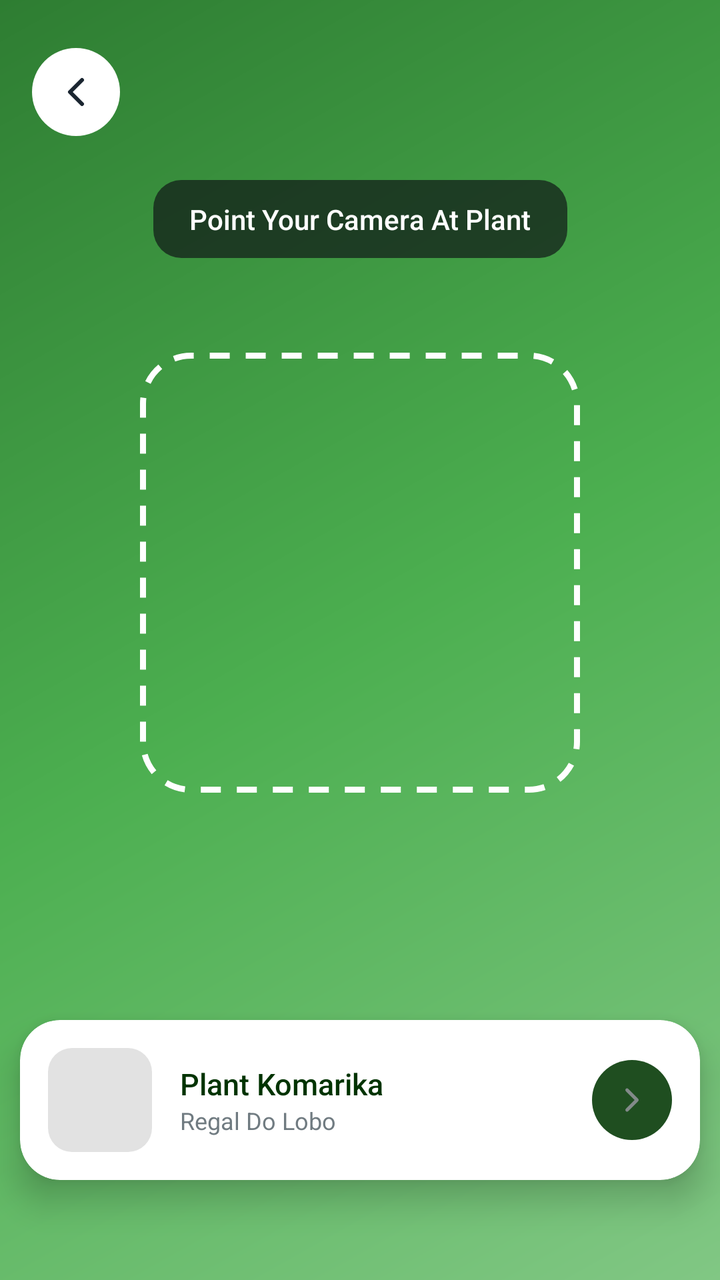
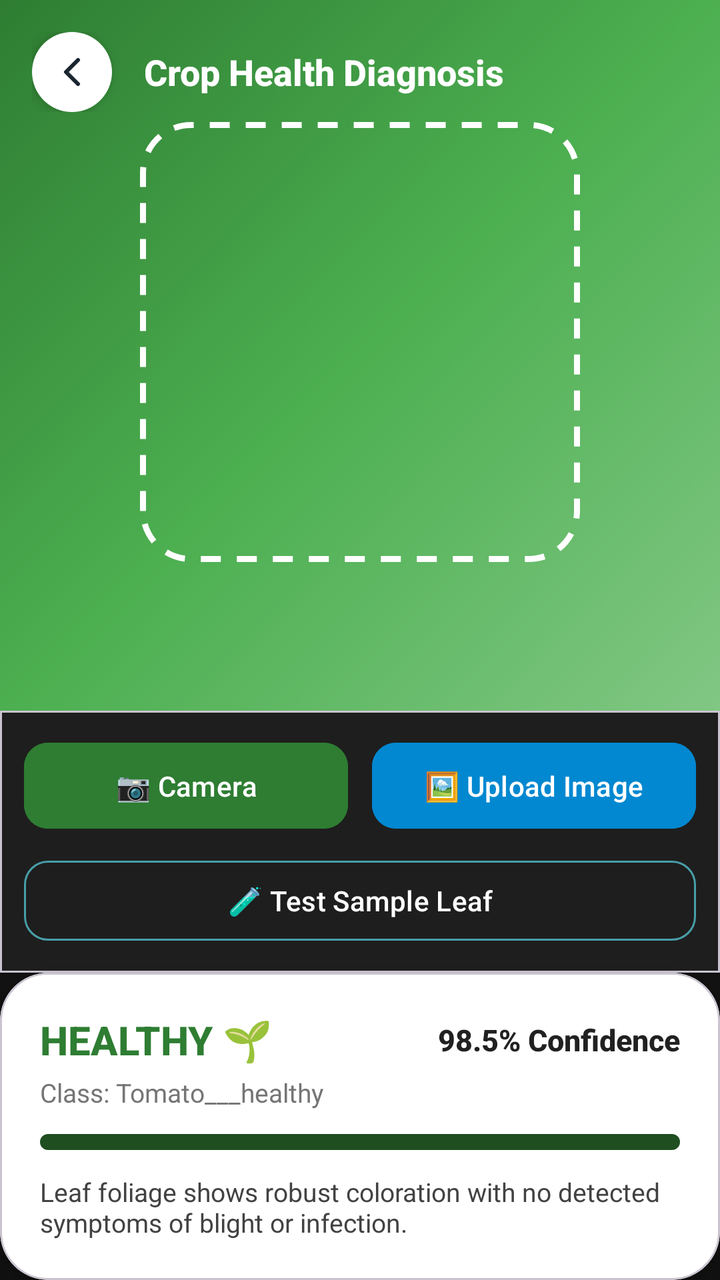

Two renders of the same Android screen: before a commit and after it. Below are the layout's source before the change and the commit's diff.
<!-- AndroidManifest.xml: application theme Theme.Undersoil -->
<!-- res/layout/activity_camera_detector.xml -->
<?xml version="1.0" encoding="utf-8"?>
<androidx.constraintlayout.widget.ConstraintLayout xmlns:android="http://schemas.android.com/apk/res/android"
    xmlns:app="http://schemas.android.com/apk/res-auto"
    android:layout_width="match_parent"
    android:layout_height="match_parent"
    android:background="@color/black">

    <View
        android:id="@+id/cameraFeed"
        android:layout_width="0dp"
        android:layout_height="0dp"
        android:background="@drawable/bg_photo_placeholder"
        app:layout_constraintStart_toStartOf="parent"
        app:layout_constraintEnd_toEndOf="parent"
        app:layout_constraintTop_toTopOf="parent"
        app:layout_constraintBottom_toBottomOf="parent" />

    <ImageButton
        android:id="@+id/backButton"
        android:layout_width="44dp"
        android:layout_height="44dp"
        android:layout_marginStart="16dp"
        android:layout_marginTop="24dp"
        android:background="@drawable/bg_circle_white"
        android:padding="12dp"
        android:src="@drawable/ic_back_arrow"
        android:contentDescription="Back"
        app:layout_constraintStart_toStartOf="parent"
        app:layout_constraintTop_toTopOf="parent" />

    <TextView
        android:id="@+id/instructionTooltip"
        android:layout_width="wrap_content"
        android:layout_height="wrap_content"
        android:layout_marginTop="90dp"
        android:background="@drawable/bg_tooltip_dark"
        android:fontFamily="sans-serif-medium"
        android:paddingHorizontal="18dp"
        android:paddingVertical="10dp"
        android:text="Point Your Camera At Plant"
        android:textColor="@color/white"
        android:textSize="14sp"
        app:layout_constraintStart_toStartOf="parent"
        app:layout_constraintEnd_toEndOf="parent"
        app:layout_constraintTop_toTopOf="parent" />

    <View
        android:id="@+id/scanFrame"
        android:layout_width="220dp"
        android:layout_height="220dp"
        android:background="@drawable/bg_scan_frame"
        app:layout_constraintStart_toStartOf="parent"
        app:layout_constraintEnd_toEndOf="parent"
        app:layout_constraintTop_toTopOf="parent"
        app:layout_constraintBottom_toBottomOf="parent"
        app:layout_constraintVertical_bias="0.42" />

    <androidx.cardview.widget.CardView
        android:id="@+id/resultCard"
        android:layout_width="340dp"
        android:layout_height="wrap_content"
        android:layout_marginBottom="50dp"
        app:cardBackgroundColor="@color/white"
        app:cardCornerRadius="20dp"
        app:cardElevation="10dp"
        app:layout_constraintStart_toStartOf="parent"
        app:layout_constraintEnd_toEndOf="parent"
        app:layout_constraintBottom_toBottomOf="parent">

        <LinearLayout
            android:layout_width="match_parent"
            android:layout_height="wrap_content"
            android:gravity="center_vertical"
            android:orientation="horizontal"
            android:padding="14dp">

            <View
                android:layout_width="52dp"
                android:layout_height="52dp"
                android:background="@drawable/bg_thumbnail_grey" />

            <LinearLayout
                android:layout_width="0dp"
                android:layout_height="wrap_content"
                android:layout_marginStart="14dp"
                android:layout_weight="1"
                android:orientation="vertical">

                <TextView
                    android:layout_width="wrap_content"
                    android:layout_height="wrap_content"
                    android:fontFamily="sans-serif-medium"
                    android:text="Plant Komarika"
                    android:textColor="@color/text_main_dark"
                    android:textSize="15sp" />

                <TextView
                    android:layout_width="wrap_content"
                    android:layout_height="wrap_content"
                    android:fontFamily="sans-serif"
                    android:text="Regal Do Lobo"
                    android:textColor="@color/text_sub"
                    android:textSize="12sp" />
            </LinearLayout>

            <ImageButton
                android:layout_width="40dp"
                android:layout_height="40dp"
                android:background="@drawable/bg_circle_green"
                android:padding="10dp"
                android:src="@drawable/ic_chevron_right"
                android:contentDescription="View details" />
        </LinearLayout>
    </androidx.cardview.widget.CardView>

</androidx.constraintlayout.widget.ConstraintLayout>
<!-- resources referenced by this layout -->
<resources>
  <color name="black">#FF000000</color>
  <color name="text_main_dark">#003300</color>
  <color name="text_sub">#707B81</color>
  <color name="white">#FFFFFFFF</color>
  <!-- drawable bg_circle_green (drawable) -->
  <?xml version="1.0" encoding="utf-8"?>
  <shape xmlns:android="http://schemas.android.com/apk/res/android"
      android:shape="oval">
      <solid android:color="@color/main_green" />
  </shape>
  <!-- drawable bg_circle_white (drawable) -->
  <?xml version="1.0" encoding="utf-8"?>
  <shape xmlns:android="http://schemas.android.com/apk/res/android"
      android:shape="oval">
      <solid android:color="@color/white" />
  </shape>
  <!-- drawable bg_photo_placeholder (drawable) -->
  <?xml version="1.0" encoding="utf-8"?>
  <shape xmlns:android="http://schemas.android.com/apk/res/android"
      android:shape="rectangle">
      <gradient
          android:angle="315"
          android:startColor="#2E7D32"
          android:centerColor="#4CAF50"
          android:endColor="#81C784" />
  </shape>
  <!-- drawable bg_scan_frame (drawable) -->
  <?xml version="1.0" encoding="utf-8"?>
  <shape xmlns:android="http://schemas.android.com/apk/res/android"
      android:shape="rectangle">
      <stroke
          android:width="3dp"
          android:color="@color/white"
          android:dashWidth="10dp"
          android:dashGap="8dp" />
      <corners android:radius="24dp" />
      <solid android:color="@android:color/transparent" />
  </shape>
  <!-- drawable bg_thumbnail_grey (drawable) -->
  <?xml version="1.0" encoding="utf-8"?>
  <shape xmlns:android="http://schemas.android.com/apk/res/android"
      android:shape="rectangle">
      <solid android:color="#E2E2E2" />
      <corners android:radius="12dp" />
  </shape>
  <!-- drawable bg_tooltip_dark (drawable) -->
  <?xml version="1.0" encoding="utf-8"?>
  <shape xmlns:android="http://schemas.android.com/apk/res/android"
      android:shape="rectangle">
      <solid android:color="#B3101817" />
      <corners android:radius="14dp" />
  </shape>
  <!-- drawable ic_back_arrow (drawable) -->
  <?xml version="1.0" encoding="utf-8"?>
  <vector xmlns:android="http://schemas.android.com/apk/res/android"
      android:width="24dp"
      android:height="24dp"
      android:viewportWidth="24"
      android:viewportHeight="24">
      <path
          android:fillColor="@android:color/transparent"
          android:strokeColor="#1A2530"
          android:strokeWidth="2"
          android:strokeLineCap="round"
          android:strokeLineJoin="round"
          android:pathData="M15,18 L9,12 L15,6" />
  </vector>
  <!-- drawable ic_chevron_right (drawable) -->
  <?xml version="1.0" encoding="utf-8"?>
  <vector xmlns:android="http://schemas.android.com/apk/res/android"
      android:width="20dp"
      android:height="20dp"
      android:viewportWidth="24"
      android:viewportHeight="24">
      <path
          android:fillColor="@android:color/transparent"
          android:strokeColor="#828A89"
          android:strokeWidth="2"
          android:strokeLineCap="round"
          android:strokeLineJoin="round"
          android:pathData="M9,6 L15,12 L9,18" />
  </vector>
  <style name="Theme.Undersoil" parent="Base.Theme.Undersoil" />
  <color name="main_green">#1F4E20</color>
  <style name="Base.Theme.Undersoil" parent="Theme.Material3.DayNight.NoActionBar">
          
      </style>
</resources>

<!-- the commit's change to res/layout/activity_camera_detector.xml (unified diff, before → after) -->
@@ -1,116 +1,210 @@
 <?xml version="1.0" encoding="utf-8"?>
 <androidx.constraintlayout.widget.ConstraintLayout xmlns:android="http://schemas.android.com/apk/res/android"
     xmlns:app="http://schemas.android.com/apk/res-auto"
+    xmlns:tools="http://schemas.android.com/tools"
     android:layout_width="match_parent"
     android:layout_height="match_parent"
-    android:background="@color/black">
-
-    <View
-        android:id="@+id/cameraFeed"
+    android:background="#121212">
+
+    
+    <ImageView
+        android:id="@+id/ivCapturedImage"
         android:layout_width="0dp"
         android:layout_height="0dp"
-        android:background="@drawable/bg_photo_placeholder"
-        app:layout_constraintStart_toStartOf="parent"
+        android:scaleType="centerCrop"
+        android:src="@drawable/bg_photo_placeholder"
+        app:layout_constraintBottom_toTopOf="@id/cardControls"
         app:layout_constraintEnd_toEndOf="parent"
-        app:layout_constraintTop_toTopOf="parent"
-        app:layout_constraintBottom_toBottomOf="parent" />
-
-    <ImageButton
-        android:id="@+id/backButton"
-        android:layout_width="44dp"
-        android:layout_height="44dp"
-        android:layout_marginStart="16dp"
-        android:layout_marginTop="24dp"
-        android:background="@drawable/bg_circle_white"
-        android:padding="12dp"
-        android:src="@drawable/ic_back_arrow"
-        android:contentDescription="Back"
         app:layout_constraintStart_toStartOf="parent"
         app:layout_constraintTop_toTopOf="parent" />
 
-    <TextView
-        android:id="@+id/instructionTooltip"
-        android:layout_width="wrap_content"
+    
+    <LinearLayout
+        android:layout_width="match_parent"
         android:layout_height="wrap_content"
-        android:layout_marginTop="90dp"
-        android:background="@drawable/bg_tooltip_dark"
-        android:fontFamily="sans-serif-medium"
-        android:paddingHorizontal="18dp"
-        android:paddingVertical="10dp"
-        android:text="Point Your Camera At Plant"
-        android:textColor="@color/white"
-        android:textSize="14sp"
-        app:layout_constraintStart_toStartOf="parent"
-        app:layout_constraintEnd_toEndOf="parent"
-        app:layout_constraintTop_toTopOf="parent" />
-
+        android:gravity="center_vertical"
+        android:orientation="horizontal"
+        android:padding="16dp"
+        app:layout_constraintTop_toTopOf="parent">
+
+        <ImageButton
+            android:id="@+id/backButton"
+            android:layout_width="40dp"
+            android:layout_height="40dp"
+            android:background="@drawable/bg_circle_white"
+            android:contentDescription="Back"
+            android:elevation="4dp"
+            android:padding="10dp"
+            android:src="@drawable/ic_back_arrow" />
+
+        <TextView
+            android:layout_width="0dp"
+            android:layout_height="wrap_content"
+            android:layout_marginStart="16dp"
+            android:layout_weight="1"
+            android:fontFamily="sans-serif-medium"
+            android:text="Crop Health Diagnosis"
+            android:textColor="@color/white"
+            android:textSize="18sp"
+            android:textStyle="bold" />
+
+    </LinearLayout>
+
+    
     <View
         android:id="@+id/scanFrame"
         android:layout_width="220dp"
         android:layout_height="220dp"
         android:background="@drawable/bg_scan_frame"
+        app:layout_constraintBottom_toTopOf="@id/cardControls"
+        app:layout_constraintEnd_toEndOf="parent"
         app:layout_constraintStart_toStartOf="parent"
-        app:layout_constraintEnd_toEndOf="parent"
         app:layout_constraintTop_toTopOf="parent"
-        app:layout_constraintBottom_toBottomOf="parent"
-        app:layout_constraintVertical_bias="0.42" />
-
-    <androidx.cardview.widget.CardView
-        android:id="@+id/resultCard"
-        android:layout_width="340dp"
+        app:layout_constraintVertical_bias="0.45" />
+
+    
+    <com.google.android.material.card.MaterialCardView
+        android:id="@+id/cardControls"
+        android:layout_width="match_parent"
         android:layout_height="wrap_content"
-        android:layout_marginBottom="50dp"
-        app:cardBackgroundColor="@color/white"
-        app:cardCornerRadius="20dp"
-        app:cardElevation="10dp"
-        app:layout_constraintStart_toStartOf="parent"
-        app:layout_constraintEnd_toEndOf="parent"
-        app:layout_constraintBottom_toBottomOf="parent">
+        app:cardBackgroundColor="#1E1E1E"
+        app:cardCornerRadius="0dp"
+        app:cardElevation="0dp"
+        app:layout_constraintBottom_toTopOf="@id/cardDiagnosisResult">
 
         <LinearLayout
             android:layout_width="match_parent"
             android:layout_height="wrap_content"
-            android:gravity="center_vertical"
-            android:orientation="horizontal"
-            android:padding="14dp">
-
-            <View
-                android:layout_width="52dp"
-                android:layout_height="52dp"
-                android:background="@drawable/bg_thumbnail_grey" />
+            android:gravity="center"
+            android:orientation="vertical"
+            android:padding="12dp">
 
             <LinearLayout
-                android:layout_width="0dp"
-                android:layout_height="wrap_content"
-                android:layout_marginStart="14dp"
-                android:layout_weight="1"
-                android:orientation="vertical">
+                android:layout_width="match_parent"
+                android:layout_height="wrap_content"
+                android:orientation="horizontal">
+
+                <com.google.android.material.button.MaterialButton
+                    android:id="@+id/btnTakePhoto"
+                    android:layout_width="0dp"
+                    android:layout_height="wrap_content"
+                    android:layout_marginEnd="6dp"
+                    android:layout_weight="1"
+                    android:backgroundTint="#2E7D32"
+                    android:fontFamily="sans-serif-medium"
+                    android:paddingVertical="12dp"
+                    android:text="📷 Camera"
+                    android:textColor="@color/white"
+                    app:cornerRadius="12dp" />
+
+                <com.google.android.material.button.MaterialButton
+                    android:id="@+id/btnPickGallery"
+                    android:layout_width="0dp"
+                    android:layout_height="wrap_content"
+                    android:layout_marginStart="6dp"
+                    android:layout_weight="1"
+                    android:backgroundTint="#0288D1"
+                    android:fontFamily="sans-serif-medium"
+                    android:paddingVertical="12dp"
+                    android:text="🖼️ Upload Image"
+                    android:textColor="@color/white"
+                    app:cornerRadius="12dp" />
+
+            </LinearLayout>
+
+            <com.google.android.material.button.MaterialButton
+                android:id="@+id/btnTestSample"
+                style="@style/Widget.Material3.Button.OutlinedButton"
+                android:layout_width="match_parent"
+                android:layout_height="wrap_content"
+                android:layout_marginTop="8dp"
+                android:fontFamily="sans-serif-medium"
+                android:paddingVertical="10dp"
+                android:text="🧪 Test Sample Leaf"
+                android:textColor="@color/white"
+                app:cornerRadius="12dp"
+                app:strokeColor="#489FA9" />
+
+        </LinearLayout>
+    </com.google.android.material.card.MaterialCardView>
+
+    
+    <com.google.android.material.card.MaterialCardView
+        android:id="@+id/cardDiagnosisResult"
+        android:layout_width="match_parent"
+        android:layout_height="wrap_content"
+        app:cardBackgroundColor="@color/white"
+        app:cardCornerRadius="24dp"
+        app:cardElevation="12dp"
+        app:layout_constraintBottom_toBottomOf="parent">
+
+        <LinearLayout
+            android:layout_width="match_parent"
+            android:layout_height="wrap_content"
+            android:orientation="vertical"
+            android:padding="20dp">
+
+            <LinearLayout
+                android:layout_width="match_parent"
+                android:layout_height="wrap_content"
+                android:gravity="center_vertical"
+                android:orientation="horizontal">
 
                 <TextView
+                    android:id="@+id/tvDiagnosisStatus"
+                    android:layout_width="0dp"
+                    android:layout_height="wrap_content"
+                    android:layout_weight="1"
+                    android:fontFamily="sans-serif-medium"
+                    android:text="HEALTHY 🌱"
+                    android:textColor="#2E7D32"
+                    android:textSize="20sp"
+                    android:textStyle="bold" />
+
+                <TextView
+                    android:id="@+id/tvConfidenceText"
                     android:layout_width="wrap_content"
                     android:layout_height="wrap_content"
                     android:fontFamily="sans-serif-medium"
-                    android:text="Plant Komarika"
-                    android:textColor="@color/text_main_dark"
-                    android:textSize="15sp" />
-
-                <TextView
-                    android:layout_width="wrap_content"
-                    android:layout_height="wrap_content"
-                    android:fontFamily="sans-serif"
-                    android:text="Regal Do Lobo"
-                    android:textColor="@color/text_sub"
-                    android:textSize="12sp" />
+                    android:text="98.5% Confidence"
+                    android:textColor="#212121"
+                    android:textSize="15sp"
+                    android:textStyle="bold" />
+
             </LinearLayout>
 
-            <ImageButton
-                android:layout_width="40dp"
-                android:layout_height="40dp"
-                android:background="@drawable/bg_circle_green"
-                android:padding="10dp"
-                android:src="@drawable/ic_chevron_right"
-                android:contentDescription="View details" />
+            <TextView
+                android:id="@+id/tvClassLabel"
+                android:layout_width="wrap_content"
+                android:layout_height="wrap_content"
+                android:layout_marginTop="4dp"
+                android:fontFamily="sans-serif"
+                android:text="Class: Tomato___healthy"
+                android:textColor="#757575"
+                android:textSize="13sp" />
+
+            
+            <ProgressBar
+                android:id="@+id/pbConfidence"
+                style="@style/Widget.AppCompat.ProgressBar.Horizontal"
+                android:layout_width="match_parent"
+                android:layout_height="8dp"
+                android:layout_marginTop="12dp"
+                android:max="100"
+                android:progress="98"
+                android:progressDrawable="@drawable/bg_pill_green" />
+
+            <TextView
+                android:id="@+id/tvRecommendation"
+                android:layout_width="match_parent"
+                android:layout_height="wrap_content"
+                android:layout_marginTop="12dp"
+                android:fontFamily="sans-serif"
+                android:text="Leaf foliage shows robust coloration with no detected symptoms of blight or infection."
+                android:textColor="#424242"
+                android:textSize="13sp" />
+
         </LinearLayout>
-    </androidx.cardview.widget.CardView>
+    </com.google.android.material.card.MaterialCardView>
 
 </androidx.constraintlayout.widget.ConstraintLayout>
<!-- resource entries referenced after the edit -->
@@ -1,15 +1,6 @@
 <!-- resources referenced by this layout -->
 <resources>
-  <color name="black">#FF000000</color>
-  <color name="text_main_dark">#003300</color>
-  <color name="text_sub">#707B81</color>
   <color name="white">#FFFFFFFF</color>
-  <!-- drawable bg_circle_green (drawable) -->
-  <?xml version="1.0" encoding="utf-8"?>
-  <shape xmlns:android="http://schemas.android.com/apk/res/android"
-      android:shape="oval">
-      <solid android:color="@color/main_green" />
-  </shape>
   <!-- drawable bg_circle_white (drawable) -->
   <?xml version="1.0" encoding="utf-8"?>
   <shape xmlns:android="http://schemas.android.com/apk/res/android"
@@ -26,6 +17,13 @@
           android:centerColor="#4CAF50"
           android:endColor="#81C784" />
   </shape>
+  <!-- drawable bg_pill_green (drawable) -->
+  <?xml version="1.0" encoding="utf-8"?>
+  <shape xmlns:android="http://schemas.android.com/apk/res/android"
+      android:shape="rectangle">
+      <solid android:color="@color/main_green" />
+      <corners android:radius="50dp" />
+  </shape>
   <!-- drawable bg_scan_frame (drawable) -->
   <?xml version="1.0" encoding="utf-8"?>
   <shape xmlns:android="http://schemas.android.com/apk/res/android"
@@ -37,20 +35,6 @@
           android:dashGap="8dp" />
       <corners android:radius="24dp" />
       <solid android:color="@android:color/transparent" />
-  </shape>
-  <!-- drawable bg_thumbnail_grey (drawable) -->
-  <?xml version="1.0" encoding="utf-8"?>
-  <shape xmlns:android="http://schemas.android.com/apk/res/android"
-      android:shape="rectangle">
-      <solid android:color="#E2E2E2" />
-      <corners android:radius="12dp" />
-  </shape>
-  <!-- drawable bg_tooltip_dark (drawable) -->
-  <?xml version="1.0" encoding="utf-8"?>
-  <shape xmlns:android="http://schemas.android.com/apk/res/android"
-      android:shape="rectangle">
-      <solid android:color="#B3101817" />
-      <corners android:radius="14dp" />
   </shape>
   <!-- drawable ic_back_arrow (drawable) -->
   <?xml version="1.0" encoding="utf-8"?>
@@ -67,21 +51,6 @@
           android:strokeLineJoin="round"
           android:pathData="M15,18 L9,12 L15,6" />
   </vector>
-  <!-- drawable ic_chevron_right (drawable) -->
-  <?xml version="1.0" encoding="utf-8"?>
-  <vector xmlns:android="http://schemas.android.com/apk/res/android"
-      android:width="20dp"
-      android:height="20dp"
-      android:viewportWidth="24"
-      android:viewportHeight="24">
-      <path
-          android:fillColor="@android:color/transparent"
-          android:strokeColor="#828A89"
-          android:strokeWidth="2"
-          android:strokeLineCap="round"
-          android:strokeLineJoin="round"
-          android:pathData="M9,6 L15,12 L9,18" />
-  </vector>
   <style name="Theme.Undersoil" parent="Base.Theme.Undersoil" />
   <color name="main_green">#1F4E20</color>
   <style name="Base.Theme.Undersoil" parent="Theme.Material3.DayNight.NoActionBar">
